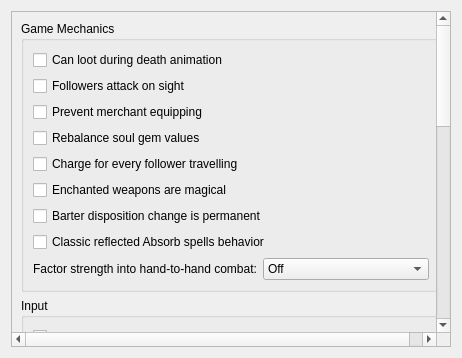
This is files/ui/advancedpage.ui in nikamigaming-create/nikami-openmw-lab as Qt 5 draws it before an edit. The edited form follows.
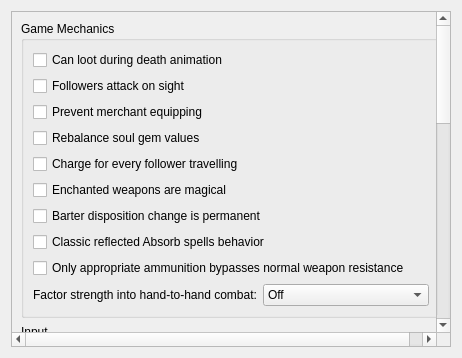
This is the edited form.

The edit to the form file:
```diff
--- a/files/ui/advancedpage.ui
+++ b/files/ui/advancedpage.ui
@@ -96,6 +96,16 @@
             </property>
            </widget>
           </item>
+          <item>
+           <widget class="QCheckBox" name="requireAppropriateAmmunitionCheckBox">
+            <property name="toolTip">
+             <string>&lt;html&gt;&lt;head/&gt;&lt;body&gt;&lt;p&gt;Allow non-standard ammunition solely to bypass normal weapon resistance or weakness.&lt;/p&gt;&lt;/body&gt;&lt;/html&gt;</string>
+            </property>
+            <property name="text">
+             <string>Only appropriate ammunition bypasses normal weapon resistance</string>
+            </property>
+           </widget>
+          </item>
           <item alignment="Qt::AlignLeft">
            <widget class="QWidget" name="unarmedFactorsStrengthGroup" native="true">
             <property name="toolTip">
```
